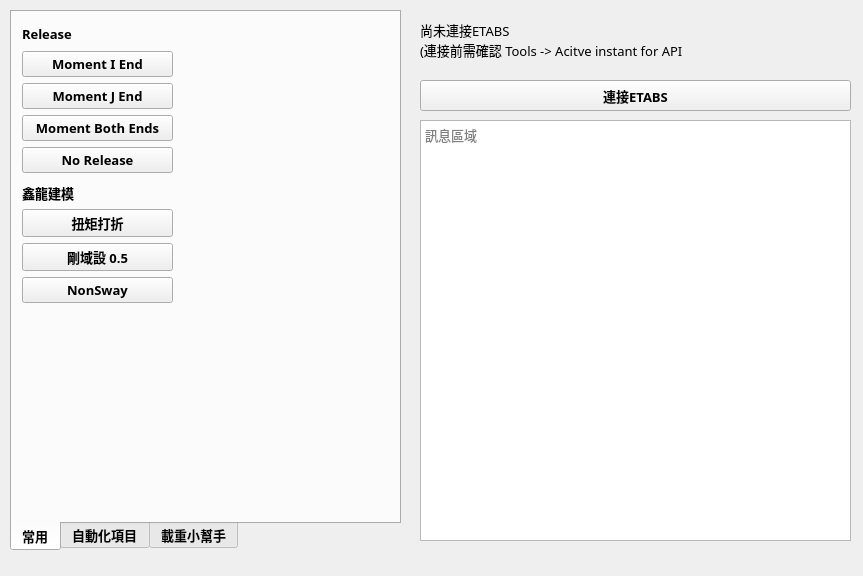
Before: the Qt Designer form ui/main_windows.ui in a50206123/CommonOperationUI, drawn with Qt 5.
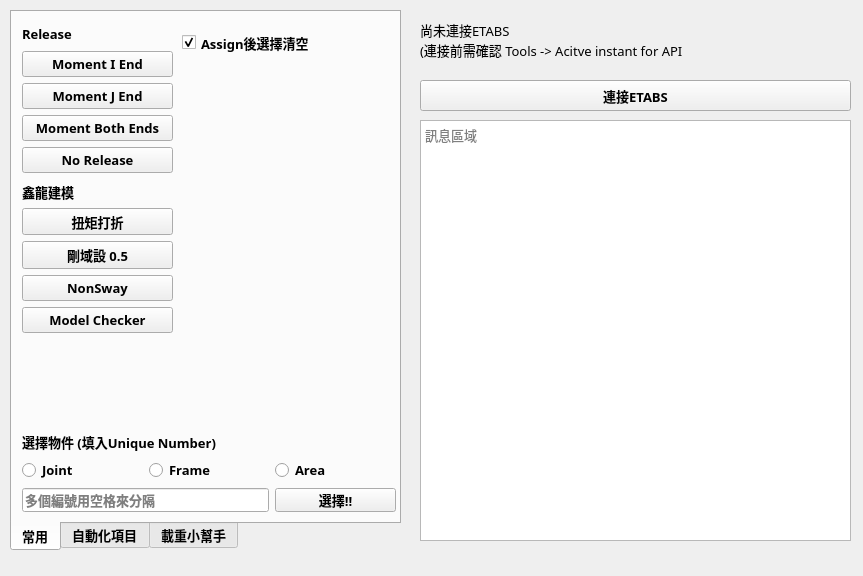
After: the same form once the commit is applied.

The edit to the form file:
```diff
--- a/ui/main_windows.ui
+++ b/ui/main_windows.ui
@@ -106,7 +106,7 @@
         <x>10</x>
         <y>170</y>
         <width>151</width>
-        <height>121</height>
+        <height>151</height>
        </rect>
       </property>
       <layout class="QVBoxLayout" name="verticalLayout_2">
@@ -135,6 +135,83 @@
         <widget class="QPushButton" name="pbtn_nonsway">
          <property name="text">
           <string>NonSway</string>
+         </property>
+        </widget>
+       </item>
+       <item>
+        <widget class="QPushButton" name="pbtn_modelChecker">
+         <property name="text">
+          <string>Model Checker</string>
+         </property>
+        </widget>
+       </item>
+      </layout>
+     </widget>
+     <widget class="QCheckBox" name="cb_isSelectAfterAssigning">
+      <property name="geometry">
+       <rect>
+        <x>170</x>
+        <y>20</y>
+        <width>201</width>
+        <height>21</height>
+       </rect>
+      </property>
+      <property name="text">
+       <string>Assign後選擇清空</string>
+      </property>
+      <property name="checked">
+       <bool>true</bool>
+      </property>
+     </widget>
+     <widget class="QWidget" name="gridLayoutWidget">
+      <property name="geometry">
+       <rect>
+        <x>10</x>
+        <y>420</y>
+        <width>374</width>
+        <height>80</height>
+       </rect>
+      </property>
+      <layout class="QGridLayout" name="gridLayout">
+       <item row="1" column="1">
+        <widget class="QRadioButton" name="rb_frame">
+         <property name="text">
+          <string>Frame</string>
+         </property>
+        </widget>
+       </item>
+       <item row="1" column="0">
+        <widget class="QRadioButton" name="rb_joint">
+         <property name="text">
+          <string>Joint</string>
+         </property>
+        </widget>
+       </item>
+       <item row="1" column="2">
+        <widget class="QRadioButton" name="rb_area">
+         <property name="text">
+          <string>Area</string>
+         </property>
+        </widget>
+       </item>
+       <item row="0" column="0" colspan="2">
+        <widget class="QLabel" name="lb_select_title">
+         <property name="text">
+          <string>選擇物件 (填入Unique Number)</string>
+         </property>
+        </widget>
+       </item>
+       <item row="2" column="0" colspan="2">
+        <widget class="QLineEdit" name="le_unique_name">
+         <property name="placeholderText">
+          <string>多個編號用空格來分隔</string>
+         </property>
+        </widget>
+       </item>
+       <item row="2" column="2">
+        <widget class="QPushButton" name="pbtn_selection">
+         <property name="text">
+          <string>選擇!!</string>
          </property>
         </widget>
        </item>
```
